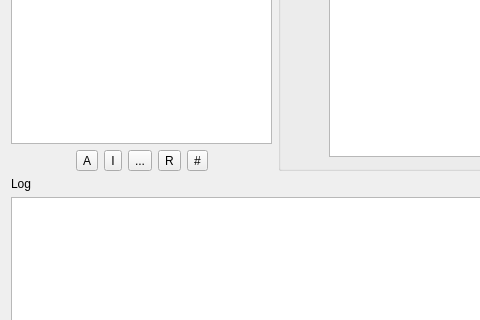
darsvador/qvssr, file src/ui/w_MainWindow.ui: the form before one commit; both pictures show x 0 to 480 and y 149 to 469 of the 680 by 555 pixel window.
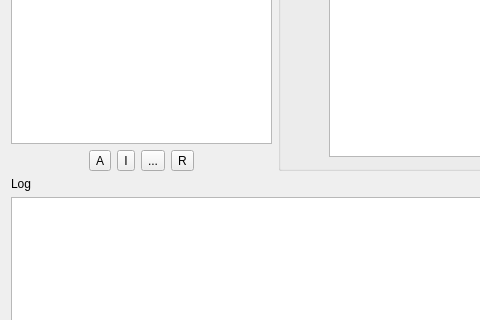
The form after the commit. Icons and pictures are not drawn.

Commit message: [Add] Added a JSON editor with structure preview. Changed ConnectionEditWindow so that it's using the new JsonEditor

What changed in the file:
```diff
--- a/src/ui/w_MainWindow.ui
+++ b/src/ui/w_MainWindow.ui
@@ -305,13 +305,6 @@
         </property>
        </widget>
       </item>
-      <item>
-       <widget class="QToolButton" name="editConfigAdvButton">
-        <property name="text">
-         <string>#</string>
-        </property>
-       </widget>
-      </item>
       <item>
        <spacer name="horizontalSpacer_3">
         <property name="orientation">
```
The commit also changes 15 other files.
